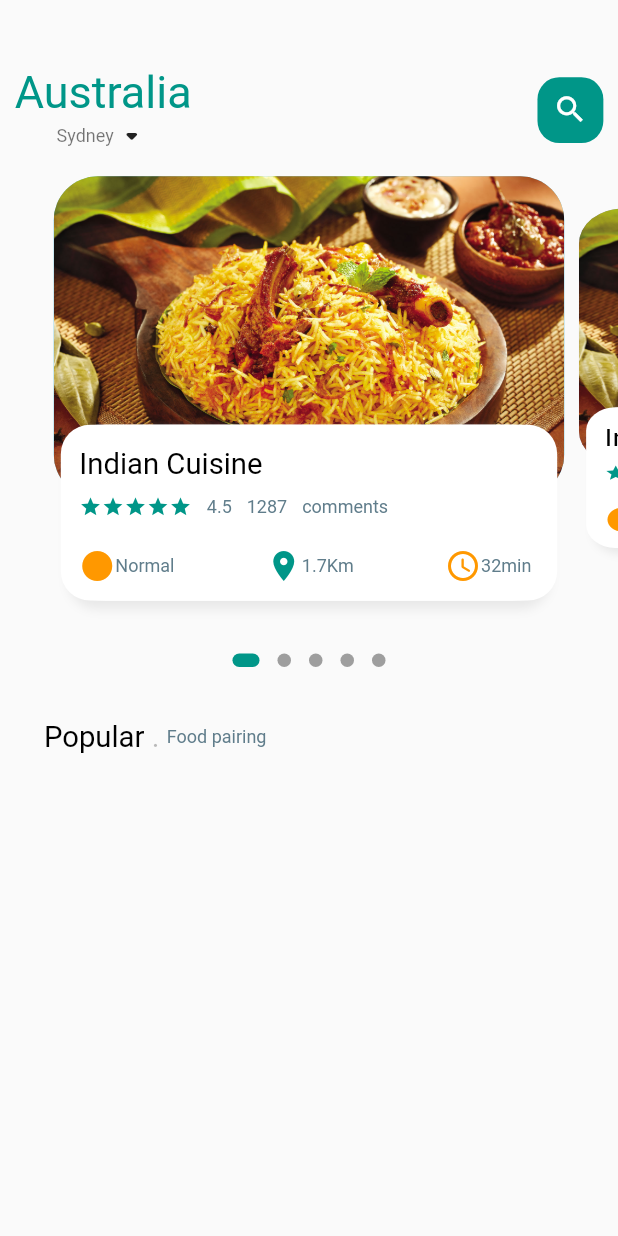
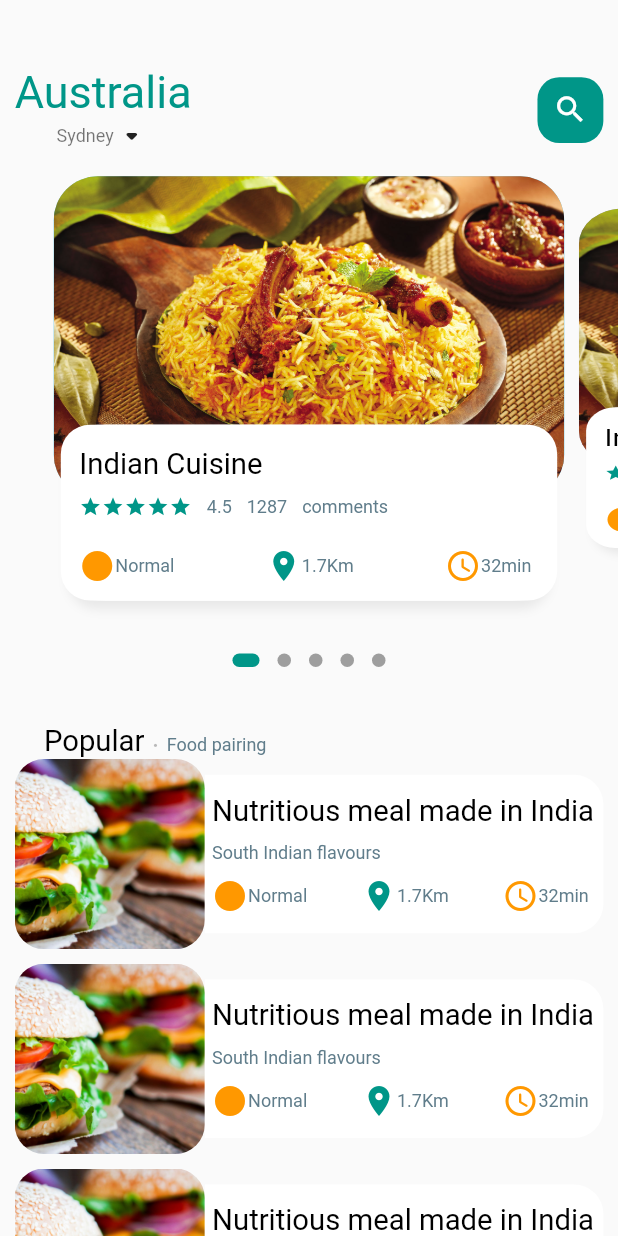
Before and after one commit to tonyd2020/flutter_food_delivery, a Flutter app: the screen it shows after launch, on a phone screen of 412 x 824 dp. Run offline on Flutter 3.47's test engine with Material 2 defaults, Android fonts, the phone set to English and light mode, and no system bars; drawn by our look-alikes of dots_indicator; our stand-ins replace get.

Commit message:
Added Food the image text and ratings card for the Popular/Pairing

```diff
--- a/lib/home/food_page_body.dart
+++ b/lib/home/food_page_body.dart
@@ -15,12 +15,12 @@ class FoodPageBody extends StatefulWidget {
 
 class _FoodPageBodyState extends State<FoodPageBody> {
   PageController pageController = PageController(viewportFraction: 0.85);
-  var _currPageValue =0.0;
+  var _currPageValue = 0.0;
   double _scaleFactor = 0.8;
   double _height = Dimensions.pageViewContainer;
 
   @override
-  void initState(){
+  void initState() {
     super.initState();
     pageController.addListener(() {
       setState(() {
@@ -30,7 +30,7 @@ class _FoodPageBodyState extends State<FoodPageBody> {
   }
 
   @override
-  void dispose(){
+  void dispose() {
     pageController.dispose();
   }
 
@@ -57,52 +57,140 @@ class _FoodPageBodyState extends State<FoodPageBody> {
             activeColor: Colors.teal,
             size: const Size.square(9.0),
             activeSize: const Size(18.0, 9.0),
-            activeShape: RoundedRectangleBorder(borderRadius: BorderRadius.circular(5.0)),
+            activeShape: RoundedRectangleBorder(
+                borderRadius: BorderRadius.circular(5.0)),
           ),
         ),
-        SizedBox(height: Dimensions.height30,),
+        SizedBox(
+          height: Dimensions.height30,
+        ),
         Container(
           margin: EdgeInsets.only(left: Dimensions.height30),
           child: Row(
+            crossAxisAlignment: CrossAxisAlignment.end,
             children: [
               BigText(text: "Popular"),
-              SizedBox(width: Dimensions.width10,),
+              SizedBox(
+                width: Dimensions.width10,
+              ),
               Container(
+                margin: const EdgeInsets.only(bottom: 3),
                 child: BigText(text: ".", color: Colors.black26),
               ),
-              SizedBox(width: Dimensions.width10,),
+              SizedBox(
+                width: Dimensions.width10,
+              ),
               Container(
-                child: SmallText(text: "Food pairing",),
+                margin: const EdgeInsets.only(bottom: 2),
+                child: SmallText(
+                  text: "Food pairing",
                 ),
+              ),
+            ],
+          ),
+        ),
+        //List of Food and Images
+        ListView.builder(
+            physics: const NeverScrollableScrollPhysics(),
+            shrinkWrap: true,
+            itemCount: 10,
+            itemBuilder: (context, index) {
+              return Container(
+                margin: EdgeInsets.only(
+                    left: Dimensions.width20, right: Dimensions.width20, bottom: Dimensions.height10),
+                child: Row(
+                  children: [
+                    Container(
+                      width: Dimensions.ListViewImgSize,
+                      height: Dimensions.ListViewImgSize,
+                      decoration: BoxDecoration(
+                        borderRadius:
+                            BorderRadius.circular(Dimensions.radius20),
+                        color: Colors.white38,
+                        image: DecorationImage(
+                          fit: BoxFit.cover,
+                          image: AssetImage("assets/image/food0.jpg"),
+                        ),
+                      ),
+                    ),
+                    //Text Container
+                    Expanded(
+                      child: Container(
+                        height: Dimensions.ListViewTextContSize,
+                        decoration: BoxDecoration(
+                          borderRadius: BorderRadius.only(
+                            topRight: Radius.circular(Dimensions.radius20),
+                            bottomRight: Radius.circular(Dimensions.radius20),
+                          ),
+                          color: Colors.white
+
+                        ),
+                        child: Padding(
+                          padding: EdgeInsets.only(left: Dimensions.width10, right: Dimensions.width10),
+                          child: Column(
+                            crossAxisAlignment: CrossAxisAlignment.start,
+                            mainAxisAlignment: MainAxisAlignment.center,
+                            children: [
+                              BigText(text: "Nutritious meal made in India"),
+                              SizedBox(height: Dimensions.height10,),
+                              SmallText(text:"South Indian flavours"),
+                              SizedBox(height: Dimensions.height10,),
+                              Row(
+                                mainAxisAlignment: MainAxisAlignment.spaceBetween,
+                                children: const [
+                                  IconAndTextWidget(
+                                      icon: Icons.circle_sharp,
+                                      text: "Normal",
+                                      iconColor: Colors.orange),
+                                  IconAndTextWidget(
+                                      icon: Icons.location_on,
+                                      text: "1.7Km",
+                                      iconColor: Colors.teal),
+                                  IconAndTextWidget(
+                                      icon: Icons.access_time_rounded,
+                                      text: "32min",
+                                      iconColor: Colors.orange),
+                                ],
+                              )
+                            ],
+                          ),
+                        ),
+                      ),
+                    )
 
                   ],
                 ),
-        )
-
+              );
+            })
       ],
     );
   }
 
   Widget _buildPageItem(int index) {
     Matrix4 matrix = new Matrix4.identity();
-    if(index == _currPageValue.floor()){
-      var currScale = 1- (_currPageValue-index)*(1-_scaleFactor);
-      var currTrans = _height * (1-currScale)/2;
+    if (index == _currPageValue.floor()) {
+      var currScale = 1 - (_currPageValue - index) * (1 - _scaleFactor);
+      var currTrans = _height * (1 - currScale) / 2;
       // matrix = Matrix4.diagonal3Values(1, currScale, 1);
-      matrix = Matrix4.diagonal3Values(1, currScale, 1)..setTranslationRaw(0, currTrans, 0);
-    }else if (index == _currPageValue.floor() + 1) {
-      var currScale =  _scaleFactor +(_currPageValue-index+1)*(1-_scaleFactor);
-      var currTrans = _height * (1-currScale)/2;
+      matrix = Matrix4.diagonal3Values(1, currScale, 1)
+        ..setTranslationRaw(0, currTrans, 0);
+    } else if (index == _currPageValue.floor() + 1) {
+      var currScale =
+          _scaleFactor + (_currPageValue - index + 1) * (1 - _scaleFactor);
+      var currTrans = _height * (1 - currScale) / 2;
       // matrix = Matrix4.diagonal3Values(1, currScale, 1);
-      matrix = Matrix4.diagonal3Values(1, currScale, 1)..setTranslationRaw(0, currTrans, 0);
+      matrix = Matrix4.diagonal3Values(1, currScale, 1)
+        ..setTranslationRaw(0, currTrans, 0);
     } else if (index == _currPageValue.floor() - 1) {
-      var currScale = 1- (_currPageValue-index)*(1-_scaleFactor);
-      var currTrans = _height * (1-currScale)/2;
+      var currScale = 1 - (_currPageValue - index) * (1 - _scaleFactor);
+      var currTrans = _height * (1 - currScale) / 2;
       // matrix = Matrix4.diagonal3Values(1, currScale, 1);
-      matrix = Matrix4.diagonal3Values(1, currScale, 1)..setTranslationRaw(0, currTrans, 0);
+      matrix = Matrix4.diagonal3Values(1, currScale, 1)
+        ..setTranslationRaw(0, currTrans, 0);
     } else {
       var currScale = 0.8;
-      matrix = Matrix4.diagonal3Values(1, currScale, 1)..setTranslationRaw(0, _height * (1-currScale)/2, 0);
+      matrix = Matrix4.diagonal3Values(1, currScale, 1)
+        ..setTranslationRaw(0, _height * (1 - currScale) / 2, 0);
     }
     return Transform(
       transform: matrix,
@@ -110,7 +198,8 @@ class _FoodPageBodyState extends State<FoodPageBody> {
         children: [
           Container(
             height: Dimensions.pageViewContainer,
-            margin: EdgeInsets.only(left: Dimensions.width10, right: Dimensions.width10),
+            margin: EdgeInsets.only(
+                left: Dimensions.width10, right: Dimensions.width10),
             decoration: BoxDecoration(
                 borderRadius: BorderRadius.circular(Dimensions.radius30),
                 color: index.isEven ? Color(0xFF69c5df) : Color(0xFF9294cc),
@@ -122,7 +211,10 @@ class _FoodPageBodyState extends State<FoodPageBody> {
             alignment: Alignment.bottomCenter,
             child: Container(
               height: Dimensions.pageViewTextContainer,
-              margin: EdgeInsets.only(left: Dimensions.width30, right: Dimensions.width30, bottom: Dimensions.height30),
+              margin: EdgeInsets.only(
+                  left: Dimensions.width30,
+                  right: Dimensions.width30,
+                  bottom: Dimensions.height30),
               decoration: BoxDecoration(
                   borderRadius: BorderRadius.circular(Dimensions.radius20),
                   color: Colors.white,
@@ -130,20 +222,15 @@ class _FoodPageBodyState extends State<FoodPageBody> {
                     BoxShadow(
                         color: Color(0xFFe8e8e8),
                         blurRadius: 5.0,
-                    offset: Offset(0,5)
-                  ),
-                  BoxShadow(
-                      color: Colors.white,
-                      offset: Offset(-5,0)
-                  ),
-                  BoxShadow(
-                      color: Colors.white,
-                      offset: Offset(5,0)
-                  )
-                ]
-              ),
+                        offset: Offset(0, 5)),
+                    BoxShadow(color: Colors.white, offset: Offset(-5, 0)),
+                    BoxShadow(color: Colors.white, offset: Offset(5, 0))
+                  ]),
               child: Container(
-                padding: EdgeInsets.only(top: Dimensions.height15, left: Dimensions.width15, right: Dimensions.width15),
+                padding: EdgeInsets.only(
+                    top: Dimensions.height15,
+                    left: Dimensions.width15,
+                    right: Dimensions.width15),
                 child: Column(
                   crossAxisAlignment: CrossAxisAlignment.start,
                   children: [
@@ -162,15 +249,23 @@ class _FoodPageBodyState extends State<FoodPageBody> {
                                     size: 15,
                                   )),
                         ),
-                        const SizedBox(width: 10,),
+                        const SizedBox(
+                          width: 10,
+                        ),
                         SmallText(text: "4.5"),
-                        const SizedBox(width: 10,),
+                        const SizedBox(
+                          width: 10,
+                        ),
                         SmallText(text: "1287"),
-                        const SizedBox(width: 10,),
+                        const SizedBox(
+                          width: 10,
+                        ),
                         SmallText(text: "comments"),
                       ],
                     ),
-                    SizedBox(height: Dimensions.height20,),
+                    SizedBox(
+                      height: Dimensions.height20,
+                    ),
                     Row(
                       mainAxisAlignment: MainAxisAlignment.spaceBetween,
                       children: const [
--- a/lib/home/main_food_page.dart
+++ b/lib/home/main_food_page.dart
@@ -22,8 +22,10 @@ class _MainFoodPageState extends State<MainFoodPage> {
           // Show the Header
           Container(
               child: Container(
-                margin: EdgeInsets.only(top: Dimensions.height45, bottom: Dimensions.height15),
-                padding: EdgeInsets.only(left: Dimensions.width20, right: Dimensions.width20),
+            margin: EdgeInsets.only(
+                top: Dimensions.height45, bottom: Dimensions.height15),
+            padding: EdgeInsets.only(
+                left: Dimensions.width20, right: Dimensions.width20),
             child: Row(
               mainAxisAlignment: MainAxisAlignment.spaceBetween,
               children: [
@@ -42,7 +44,11 @@ class _MainFoodPageState extends State<MainFoodPage> {
                   child: Container(
                     width: Dimensions.height45,
                     height: Dimensions.height45,
-                        child: Icon(Icons.search, color: Colors.white, size: Dimensions.iconSize24,),
+                    child: Icon(
+                      Icons.search,
+                      color: Colors.white,
+                      size: Dimensions.iconSize24,
+                    ),
                     decoration: BoxDecoration(
                       borderRadius: BorderRadius.circular(Dimensions.radius15),
                       color: Colors.teal,
@@ -51,10 +57,13 @@ class _MainFoodPageState extends State<MainFoodPage> {
                 )
               ],
             ),
-              )
+          )),
+          // Show the Body
+          Expanded(
+            child: SingleChildScrollView(
+              child: FoodPageBody(),
             ),
-          // Show the Body
-          FoodPageBody(),
+          ),
         ],
       ),
     );
--- a/lib/utils/dimensions.dart
+++ b/lib/utils/dimensions.dart
@@ -28,4 +28,7 @@ class Dimensions {
   static double radius30  = screenHeight/28.13;
 
   static double iconSize24 = screenHeight/35.17;
+
+  static double ListViewImgSize = screenWidth/3.25;
+  static double ListViewTextContSize = screenWidth/3.9;
 }
```
Lines whose indentation alone changed are shown as unchanged.
